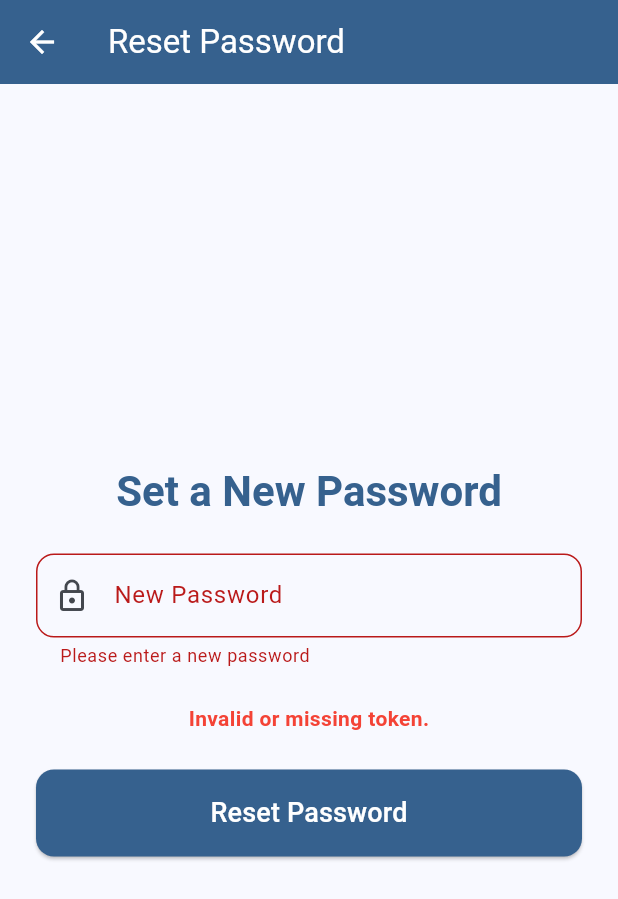
After one commit to Ajaya-Rajbhandari/SNS-Rooster, a Flutter app: the ResetPasswordScreen screen opened by its route, after a tap on "Reset Password", on a phone screen of 412 x 824 dp. The commit adds this screen. Shown: the top 899 px of the screen. Run offline on Flutter 3.47's test engine with Material 3 defaults, Android fonts, the phone set to English and light mode, and no system bars; our stand-ins replace cached_network_image, connectivity_plus, csv, file_picker, fl_chart, flutter_spinkit and 6 more; missing offline and left inert: syncfusion_flutter_pdfviewer; accounts and stored records are empty.

```diff
--- a/sns_rooster/lib/main.dart
+++ b/sns_rooster/lib/main.dart
@@ -23,6 +23,7 @@ import 'package:sns_rooster/screens/admin/company_settings_screen.dart';
 import 'package:sns_rooster/screens/admin/leave_policy_settings_screen.dart';
 import 'package:sns_rooster/screens/admin/admin_profile_screen.dart';
 import 'package:sns_rooster/screens/admin/admin_attendance_screen.dart';
+import 'package:sns_rooster/screens/auth/reset_password_screen.dart';
 import 'package:sns_rooster/providers/auth_provider.dart';
 import 'package:sns_rooster/providers/attendance_provider.dart';
 import 'package:sns_rooster/providers/profile_provider.dart';
@@ -228,6 +229,7 @@ class MyApp extends StatelessWidget {
                   '/admin_profile': (context) => const AdminProfileScreen(),
                   '/admin_attendance': (context) =>
                       const AdminAttendanceScreen(),
+                  '/reset-password': (context) => const ResetPasswordScreen(),
                 },
                 builder: (context, child) {
                   return Stack(
--- /dev/null
+++ b/sns_rooster/lib/screens/auth/reset_password_screen.dart
@@ -0,0 +1,162 @@
+import 'package:flutter/material.dart';
+import 'package:http/http.dart' as http;
+import 'dart:convert';
+import '../../config/api_config.dart';
+
+class ResetPasswordScreen extends StatefulWidget {
+  const ResetPasswordScreen({Key? key}) : super(key: key);
+
+  @override
+  State<ResetPasswordScreen> createState() => _ResetPasswordScreenState();
+}
+
+class _ResetPasswordScreenState extends State<ResetPasswordScreen> {
+  final _formKey = GlobalKey<FormState>();
+  final TextEditingController _passwordController = TextEditingController();
+  bool _isLoading = false;
+  String? _token;
+  String? _message;
+  bool _success = false;
+
+  @override
+  void initState() {
+    super.initState();
+    // For Flutter web, get token from URL
+    final uri = Uri.base;
+    setState(() {
+      _token = uri.queryParameters['token'];
+    });
+  }
+
+  @override
+  void dispose() {
+    _passwordController.dispose();
+    super.dispose();
+  }
+
+  Future<void> _submit() async {
+    if (!_formKey.currentState!.validate() || _token == null) {
+      setState(() {
+        _message = 'Invalid or missing token.';
+        _success = false;
+      });
+      return;
+    }
+    setState(() {
+      _isLoading = true;
+      _message = null;
+    });
+    try {
+      final response = await http.post(
+        Uri.parse('${ApiConfig.baseUrl}/auth/reset-password/$_token'),
+        headers: {'Content-Type': 'application/json'},
+        body: jsonEncode({'password': _passwordController.text}),
+      );
+      if (response.statusCode == 200) {
+        setState(() {
+          _success = true;
+          _message = 'Password has been reset! You can now log in.';
+        });
+      } else {
+        final data = jsonDecode(response.body);
+        setState(() {
+          _success = false;
+          _message = data['message'] ?? 'Failed to reset password.';
+        });
+      }
+    } catch (e) {
+      setState(() {
+        _success = false;
+        _message = 'Error: ${e.toString()}';
+      });
+    } finally {
+      setState(() {
+        _isLoading = false;
+      });
+    }
+  }
+
+  @override
+  Widget build(BuildContext context) {
+    final theme = Theme.of(context);
+    return Scaffold(
+      appBar: AppBar(
+        title: const Text('Reset Password'),
+        backgroundColor: theme.colorScheme.primary,
+        foregroundColor: Colors.white,
+      ),
+      body: Center(
+        child: SingleChildScrollView(
+          padding: const EdgeInsets.all(24.0),
+          child: Form(
+            key: _formKey,
+            child: Column(
+              mainAxisAlignment: MainAxisAlignment.center,
+              crossAxisAlignment: CrossAxisAlignment.stretch,
+              children: [
+                Text(
+                  'Set a New Password',
+                  textAlign: TextAlign.center,
+                  style: theme.textTheme.headlineMedium?.copyWith(
+                    fontWeight: FontWeight.bold,
+                    color: theme.colorScheme.primary,
+                  ),
+                ),
+                const SizedBox(height: 24),
+                TextFormField(
+                  controller: _passwordController,
+                  obscureText: true,
+                  decoration: InputDecoration(
+                    labelText: 'New Password',
+                    hintText: 'Enter your new password',
+                    prefixIcon: const Icon(Icons.lock_outline),
+                    border: OutlineInputBorder(
+                      borderRadius: BorderRadius.circular(12),
+                    ),
+                  ),
+                  validator: (value) {
+                    if (value == null || value.isEmpty) {
+                      return 'Please enter a new password';
+                    }
+                    if (value.length < 6) {
+                      return 'Password must be at least 6 characters';
+                    }
+                    return null;
+                  },
+                ),
+                const SizedBox(height: 24),
+                if (_message != null)
+                  Text(
+                    _message!,
+                    style: TextStyle(
+                      color: _success ? Colors.green : Colors.red,
+                      fontWeight: FontWeight.bold,
+                    ),
+                    textAlign: TextAlign.center,
+                  ),
+                const SizedBox(height: 24),
+                ElevatedButton(
+                  onPressed: _isLoading ? null : _submit,
+                  style: ElevatedButton.styleFrom(
+                    backgroundColor: theme.colorScheme.primary,
+                    foregroundColor: Colors.white,
+                    padding: const EdgeInsets.symmetric(vertical: 16),
+                    shape: RoundedRectangleBorder(
+                      borderRadius: BorderRadius.circular(12),
+                    ),
+                  ),
+                  child: _isLoading
+                      ? const CircularProgressIndicator(color: Colors.white)
+                      : const Text(
+                          'Reset Password',
+                          style: TextStyle(fontSize: 18),
+                        ),
+                ),
+              ],
+            ),
+          ),
+        ),
+      ),
+    );
+  }
+}
```
Also changed, not shown: 2 other files.
